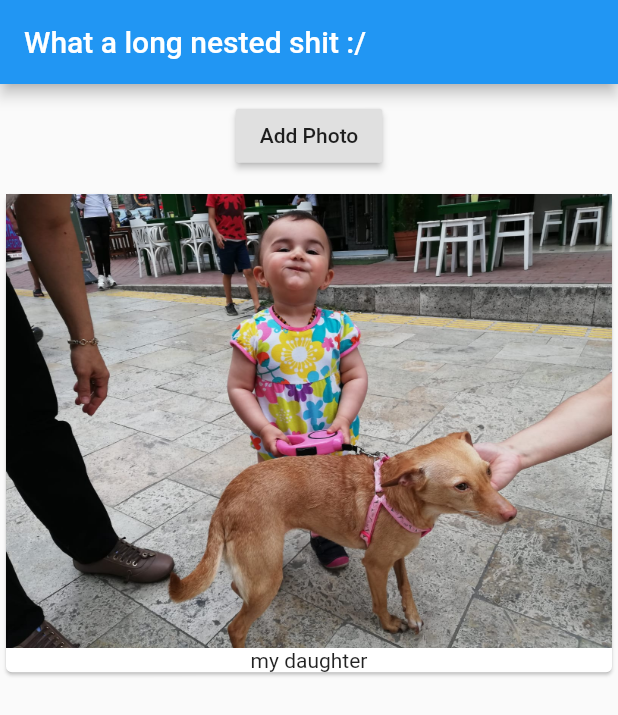
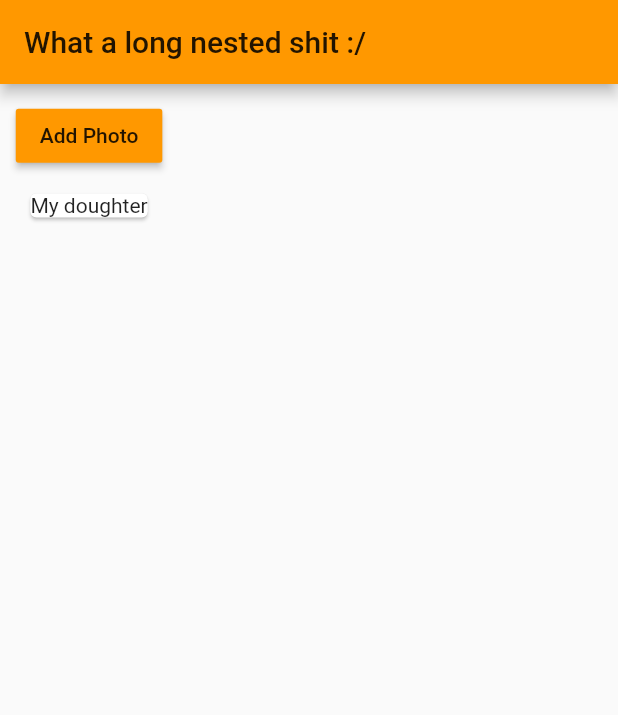
Before and after one commit to caglardursun/FlutterProjects, a Flutter app: the screen it shows after launch, on a phone screen of 412 x 824 dp. Shown: the top 715 px of the screen. Run offline on Flutter 3.47's test engine with Material 2 defaults, Android fonts, the phone set to English and light mode, and no system bars.

Commit message:
Themes added

```diff
--- a/hello/lib/main.dart
+++ b/hello/lib/main.dart
@@ -19,11 +19,16 @@ class HelloApp extends StatelessWidget {
     //Core route widget
     //() means const .to create new instance
     return MaterialApp(
+      theme: ThemeData(
+        brightness: Brightness.light,
+        primarySwatch: Colors.orange,
+        accentColor: Colors.deepPurple
+      ),
         home: Scaffold(
       appBar: AppBar(
         title: Text("What a long nested shit :/"),
       ),
-      body: PhotosManager(),
+      body: PhotosManager("My doughter"),
     ));
   }
 }
--- a/hello/lib/photos.dart
+++ b/hello/lib/photos.dart
@@ -16,7 +16,7 @@ class Photos extends StatelessWidget {
             (element) => Card(
                   child: Column(
                     children: <Widget>[
-                      Image.asset("assets/mydaughter.jpg"),
+                      //Image.asset("assets/mydaughter.jpg"),
                       Text(element)
                     ],
                   ),
--- a/hello/lib/photos_manager.dart
+++ b/hello/lib/photos_manager.dart
@@ -3,23 +3,46 @@ import './photos.dart';
 
 class PhotosManager extends StatefulWidget
 {
+
+  String startingPhoto;
+  //this keyword is different from other languages
+  //this means assign automatically
+  PhotosManager(this.startingPhoto){
+    print("Photos manager called");
+  }
+
   @override
-  State<StatefulWidget> createState()
-  {
+  State<StatefulWidget> createState() {
+    print("Photos manager createState");
     return _PhotosManagerState();
   }
 }
 
-class _PhotosManagerState extends State<PhotosManager>
-{
-
-  List<String> _photos = ["my daughter"];
+class _PhotosManagerState extends State<PhotosManager> {
+  List<String> _photos = [];
 
   @override
-  Widget build(BuildContext context){
-    return Column(children:  [Container(
+  void initState() {
+    print("_PhotosManagerState initState");
+    _photos.add(widget.startingPhoto);
+    //goes 2 base like other langu
+    super.initState();
+  }
+
+  @override
+  void didUpdateWidget(PhotosManager oldWidget) {
+    print("_PhotosManagerState didUpdateWidget");
+    super.didUpdateWidget(oldWidget);
+  }
+
+  @override
+  Widget build(BuildContext context) {
+    print("_PhotosManagerState build");
+    return Column(children: [
+      Container(
         margin: EdgeInsets.all(10.5),
         child: RaisedButton(
+          color: Theme.of(context).primaryColor,
           onPressed: () {
             setState(() {
               _photos.add("Test");
@@ -29,10 +52,6 @@ class _PhotosManagerState extends State<PhotosManager>
         ),
       ),
       Photos(_photos)
-          ]
-
-          );
+    ]);
   }
-
-
 }
```
Lines whose indentation alone changed are shown as unchanged.
